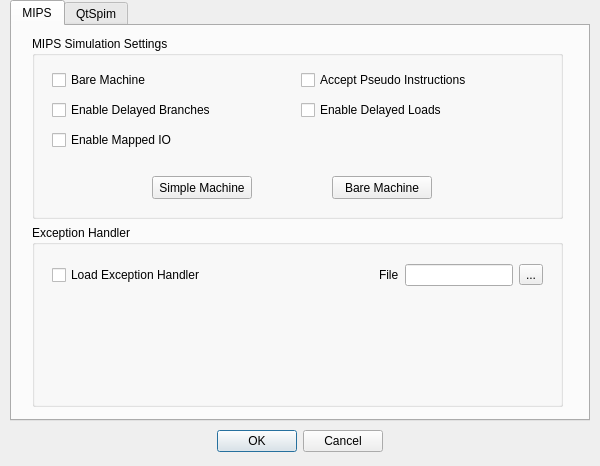
Qt form QtSpim/settings.ui (billsix/spim) before a commit.
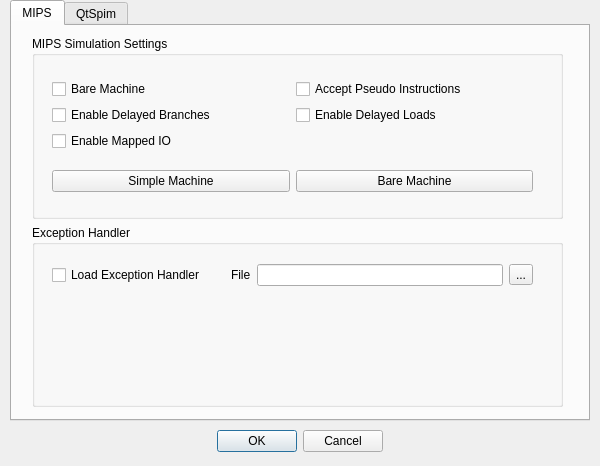
The same form after that commit. The open tabs and pages were chosen to show the change. Custom widgets are drawn as their Qt base class.

Commit message: Add checkbox for spim quiet flag.

The edit to the form file:
```diff
--- a/QtSpim/settings.ui
+++ b/QtSpim/settings.ui
@@ -84,7 +84,7 @@
           <rect>
            <x>20</x>
            <y>20</y>
-           <width>491</width>
+           <width>481</width>
            <height>61</height>
           </rect>
          </property>
@@ -125,11 +125,14 @@
           <item row="0" column="3">
            <widget class="QLineEdit" name="exceptionHandlerLineEdit">
             <property name="sizePolicy">
-             <sizepolicy hsizetype="Fixed" vsizetype="Fixed">
-              <horstretch>0</horstretch>
+             <sizepolicy hsizetype="Preferred" vsizetype="Fixed">
+              <horstretch>1</horstretch>
               <verstretch>0</verstretch>
              </sizepolicy>
             </property>
+            <property name="alignment">
+             <set>Qt::AlignCenter</set>
+            </property>
            </widget>
           </item>
           <item row="0" column="1">
@@ -139,7 +142,7 @@
             </property>
             <property name="sizeHint" stdset="0">
              <size>
-              <width>40</width>
+              <width>20</width>
               <height>20</height>
              </size>
             </property>
@@ -154,15 +157,17 @@
         <property name="title">
          <string>MIPS Simulation Settings</string>
         </property>
-        <widget class="QWidget" name="gridLayoutWidget_2">
+        <widget class="QWidget" name="">
          <property name="geometry">
           <rect>
            <x>20</x>
            <y>30</y>
-           <width>491</width>
-           <height>88</height>
+           <width>481</width>
+           <height>141</height>
           </rect>
          </property>
+         <layout class="QVBoxLayout" name="verticalLayout_2">
+          <item>
          <layout class="QGridLayout" name="gridLayout_2">
           <item row="0" column="0">
            <widget class="settableCheckBox" name="bareMachineCheckBox">
@@ -200,32 +205,26 @@
            </widget>
           </item>
          </layout>
-        </widget>
+          </item>
+          <item>
+           <layout class="QHBoxLayout" name="horizontalLayout">
+            <item>
         <widget class="QPushButton" name="simplePushButton">
-         <property name="geometry">
-          <rect>
-           <x>120</x>
-           <y>140</y>
-           <width>100</width>
-           <height>23</height>
-          </rect>
-         </property>
          <property name="text">
           <string>Simple Machine</string>
          </property>
         </widget>
+            </item>
+            <item>
         <widget class="QPushButton" name="barePushButton">
-         <property name="geometry">
-          <rect>
-           <x>300</x>
-           <y>140</y>
-           <width>100</width>
-           <height>23</height>
-          </rect>
-         </property>
          <property name="text">
           <string>Bare Machine</string>
          </property>
+             </widget>
+            </item>
+           </layout>
+          </item>
+         </layout>
         </widget>
        </widget>
       </item>
```
Left out of the diff: 76 changed lines with no effect on the pictures. Lines whose indentation alone changed are shown as unchanged. The commit also changes 3 other files.
